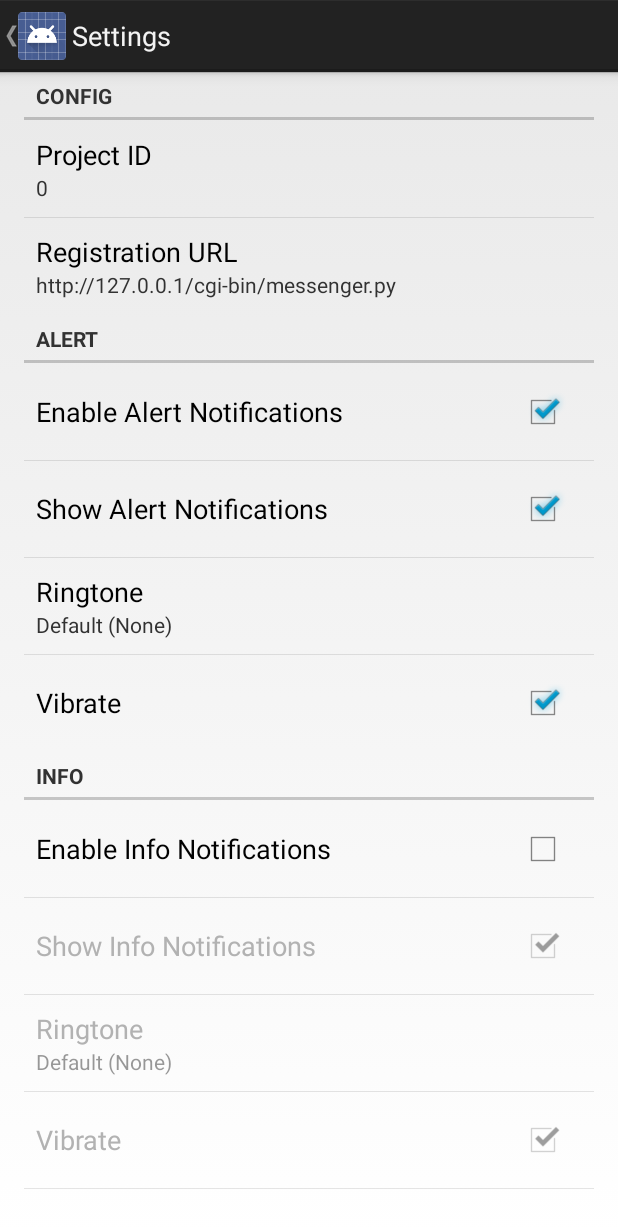
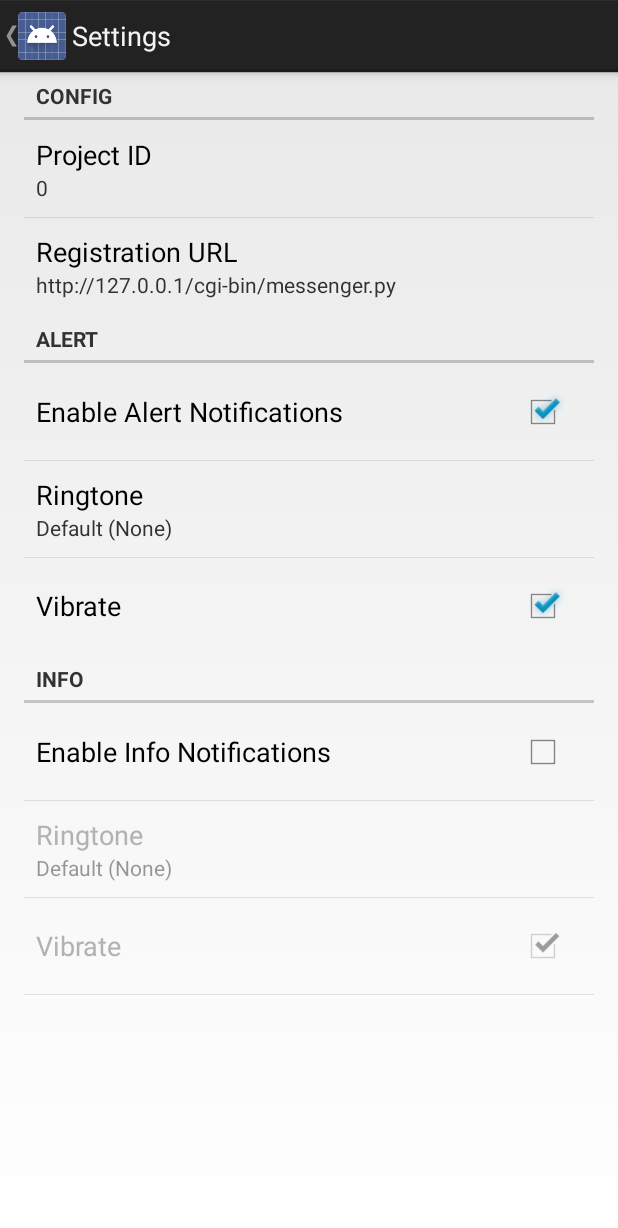
Before and after one commit to LelandSindt/mjumbe, an Android app: the screen it shows after launch (SettingsActivity), in the options menu, after a tap on "Settings", on a phone screen of 412 x 824 dp. Shown: the top 1228 px of the screen. Run offline under Robolectric (Android 15) with nearby library versions, the phone set to English and light mode, and no system bars.

Commit message:
preferences fixes. messenger.py improvements

```diff
--- a/Android/app/src/main/java/org/sindt/messenger/GcmIntentService.java
+++ b/Android/app/src/main/java/org/sindt/messenger/GcmIntentService.java
@@ -57,7 +57,7 @@ public class GcmIntentService extends IntentService {
         PendingIntent contentIntent = PendingIntent.getActivity(this, 0, new Intent(this, MainActivity.class), 0);
         SharedPreferences sharedPrefs = PreferenceManager.getDefaultSharedPreferences(getApplicationContext());
 
-        Boolean show = false;
+        //Boolean show = false;
         Boolean alert = false;
         String ringtone = null;
         Boolean vibrate = true;
@@ -65,7 +65,7 @@ public class GcmIntentService extends IntentService {
 
         if (msgType.equals("info") && sharedPrefs.getBoolean("notifications_info_message", false)) {
             alert = true;
-            show = sharedPrefs.getBoolean("notifications_info_show", false);
+            //show = sharedPrefs.getBoolean("notifications_info_show", false);
             ringtone = sharedPrefs.getString("notifications_info_ringtone", null);
             vibrate = sharedPrefs.getBoolean("notifications_info_vibrate", false);
             NOTIFICATION_ID = 1;
@@ -73,7 +73,7 @@ public class GcmIntentService extends IntentService {
 
         if (msgType.equals("alert") && sharedPrefs.getBoolean("notifications_alert_message", true)) {
             alert = true;
-            show = sharedPrefs.getBoolean("notifications_alert_show", true);
+            //show = sharedPrefs.getBoolean("notifications_alert_show", true);
             ringtone = sharedPrefs.getString("notifications_alert_ringtone", null);
             vibrate = sharedPrefs.getBoolean("notifications_alert_vibrate", true);
             NOTIFICATION_ID = 2;
--- a/Android/app/src/main/java/org/sindt/messenger/MainActivity.java
+++ b/Android/app/src/main/java/org/sindt/messenger/MainActivity.java
@@ -58,25 +58,7 @@ public class MainActivity extends Activity {
     @Override
     protected void onCreate(Bundle savedInstanceState) {
         super.onCreate(savedInstanceState);
-        setContentView(R.layout.activity_main);
         Log.i(TAG, "onCreate");
-        Log.i(TAG, "Android ID: " + Settings.Secure.getString(getContentResolver(), Settings.Secure.ANDROID_ID));
-
-        //mDisplay = (TextView) findViewById(R.id.display);
-        messages = new Messages(this);
-        ArrayList array_list = messages.getAllMessages();
-        ArrayAdapter arrayAdapter = new ArrayAdapter(this,android.R.layout.simple_list_item_1, array_list);
-
-        obj = (ListView)findViewById(R.id.messages);
-        obj.setAdapter(arrayAdapter);
-
-
-        if (checkPlayServices()) {
-            config_and_reg();
-        }
-
-
-
 
     }
 
@@ -87,6 +69,13 @@ public class MainActivity extends Activity {
         if (checkPlayServices()) {
             config_and_reg();
         }
+        setContentView(R.layout.activity_main);
+        messages = new Messages(this);
+        ArrayList array_list = messages.getAllMessages();
+        ArrayAdapter arrayAdapter = new ArrayAdapter(this,android.R.layout.simple_list_item_1, array_list);
+
+        obj = (ListView)findViewById(R.id.messages);
+        obj.setAdapter(arrayAdapter);
 
     }
 
@@ -268,6 +257,7 @@ public class MainActivity extends Activity {
 
             Log.i(TAG, "Project ID is default....");
             Intent intent = new Intent(this, SettingsActivity.class);
+            intent.setFlags(Intent.FLAG_ACTIVITY_CLEAR_TOP);
             this.startActivity(intent);
             return;
 
@@ -277,6 +267,7 @@ public class MainActivity extends Activity {
 
             Log.i(TAG, "registration url is default....");
             Intent intent = new Intent(this, SettingsActivity.class);
+            intent.setFlags(Intent.FLAG_ACTIVITY_CLEAR_TOP);
             this.startActivity(intent);
             return;
 
--- a/Android/app/src/main/res/xml/preferences.xml
+++ b/Android/app/src/main/res/xml/preferences.xml
@@ -39,11 +39,11 @@
         android:title="@string/pref_alert_message_notifications"
         android:defaultValue="true" />
 
-    <CheckBoxPreference
+    <!--<CheckBoxPreference
         android:key="notifications_alert_show"
         android:title="@string/pref_alert_show"
         android:dependency="notifications_alert_message"
-        android:defaultValue="true" />
+        android:defaultValue="true" /> -->
 
 
     <!-- Allows the user to choose a ringtone in the 'notification' category. -->
@@ -77,11 +77,11 @@
             android:title="@string/pref_info_message_notifications"
             android:defaultValue="false" />
 
-        <CheckBoxPreference
+        <!--<CheckBoxPreference
             android:key="notifications_info_show"
             android:title="@string/pref_info_show"
             android:dependency="notifications_info_message"
-            android:defaultValue="true" />
+            android:defaultValue="true" /> -->
 
 
         <!-- Allows the user to choose a ringtone in the 'notification' category. -->
```
Also changed, not shown: 1 other file.
